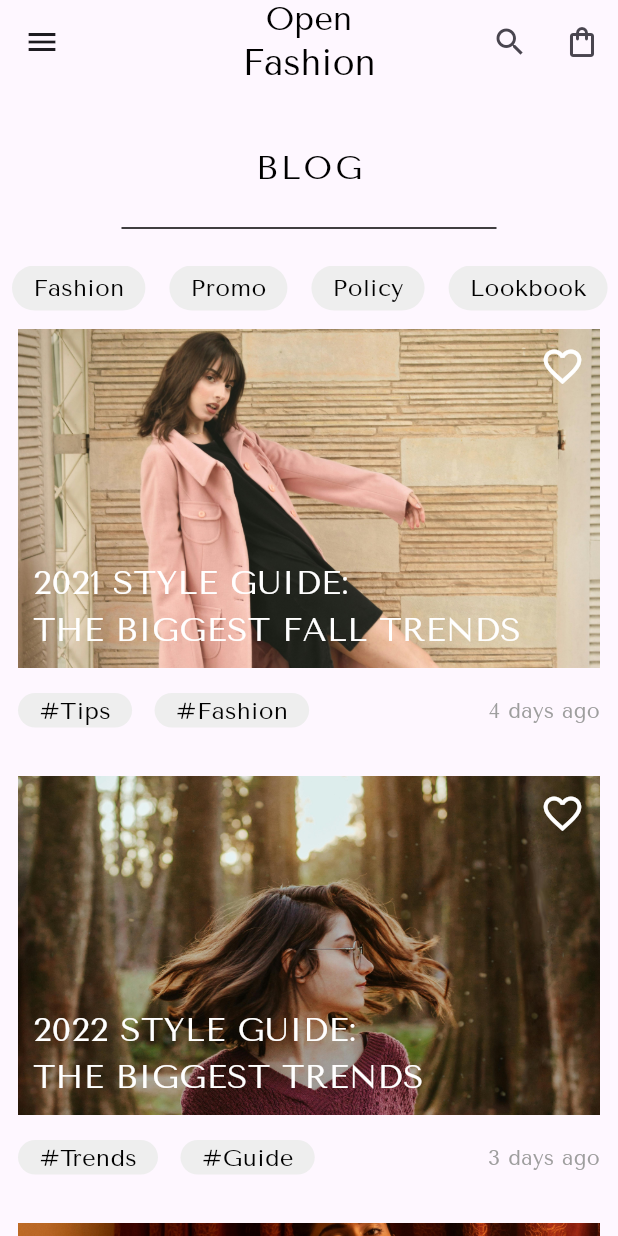
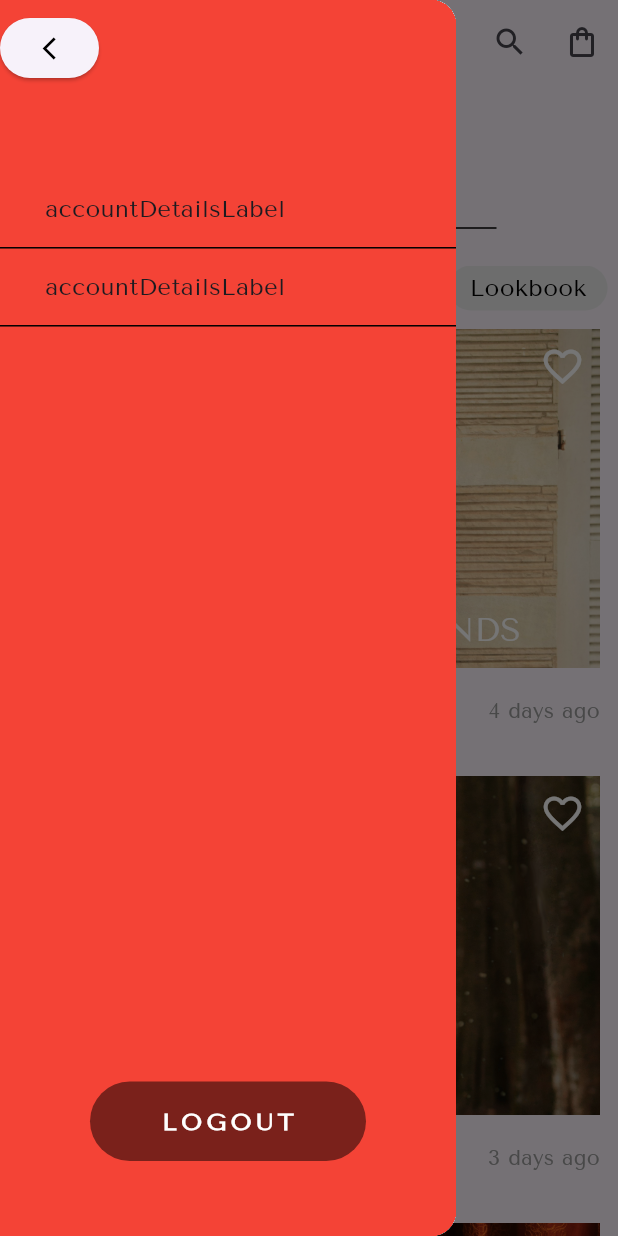
Before and after one commit to UmerMujtaba/Zara_Clothing_Brand_App, a Flutter app: the BlogList screen opened directly, with the side drawer open (before the commit the screen has no drawer), on a phone screen of 412 x 824 dp. Run offline on Flutter 3.47's test engine with Material 3 defaults, Android fonts, the phone set to English and light mode, and no system bars; our stand-ins replace smooth_page_indicator.

Commit message:
third commit

```diff
--- /dev/null
+++ b/lib/components/drawer.dart
@@ -0,0 +1,108 @@
+import 'package:flutter/material.dart';
+import 'package:zaraclothingbrand/components/button.dart';
+import 'package:zaraclothingbrand/screens/homepage.dart';
+
+class MyDrawer extends StatelessWidget {
+  const MyDrawer({Key? key}) : super(key: key);
+
+  @override
+  Widget build(BuildContext context) {
+
+    menuItem(String iconName, String title, VoidCallback onClick) {
+      return GestureDetector(
+        onTap: () {
+          onClick();
+        },
+        child: Container(
+          padding: const EdgeInsets.symmetric(vertical: 14),
+          decoration: BoxDecoration(
+            border: Border(
+              bottom: BorderSide(color: Colors.black),
+            ),
+          ),
+          child: Row(
+            mainAxisAlignment: MainAxisAlignment.spaceBetween,
+            children: [
+              Row(
+                children: [
+                  const SizedBox(width: 20),
+
+                  const SizedBox(width: 10),
+                  Text(
+                    title,
+                    style: TextStyle(
+                      fontWeight: FontWeight.w500,
+                      fontStyle: FontStyle.normal,
+                      fontSize: 16,
+                     fontFamily: 'TenorSans'
+                    ),
+                  ),
+                ],
+              ),
+              Row(
+                children: [
+
+                  const SizedBox(width: 15),
+                ],
+              ),
+            ],
+          ),
+        ),
+      );
+    }
+
+
+    return Drawer(
+      child: Container(
+        color: Colors.red,
+        constraints: BoxConstraints(minHeight: MediaQuery.of(context).size.height),
+        child: Column(
+          crossAxisAlignment: CrossAxisAlignment.start,
+          mainAxisAlignment: MainAxisAlignment.spaceBetween,
+          mainAxisSize: MainAxisSize.max,
+          children: [
+            Column(
+              crossAxisAlignment: CrossAxisAlignment.start,
+              children: [
+                Padding(
+                  padding:  const EdgeInsets.only(left: 0, top: 8),
+                  child: ElevatedButton(
+                    onPressed: () {
+                      Navigator.pop(context);
+                    },
+                    child: Icon(Icons.arrow_back_ios_sharp,color: Colors.black,),
+                  ),
+                ),
+                SizedBox(height: MediaQuery.of(context).size.height * 0.07),
+                menuItem('ic-account', 'accountDetailsLabel',() {
+                  // Navigator.push(
+                  //   context,
+                  //   MaterialPageRoute(
+                  //     builder: (context) => const ListenerProfile(),
+                  //   ),
+                  // );
+                }),
+                menuItem('ic-people', 'accountDetailsLabel', () {
+                  // Navigator.push(
+                  //   context,
+                  //   MaterialPageRoute(
+                  //     builder: (context) => const ListenerReaderList(),
+                  //   ),
+                  // );
+                }),
+              ],
+            ),
+            Padding(
+              padding: const EdgeInsets.only(bottom: 50),
+              child: MyButton(text: 'LOGOUT', onTap: (){ Navigator.push(
+                context,
+                MaterialPageRoute(builder: (context) =>  MyHomePage()),
+              );},),
+
+            ),
+          ],
+        ),
+      ),
+    );
+  }
+}
--- a/lib/screens/blog_list.dart
+++ b/lib/screens/blog_list.dart
@@ -1,11 +1,16 @@
 import 'package:flutter/material.dart';
 import 'package:zaraclothingbrand/components/blog_container.dart';
 
+import '../components/button.dart';
+import '../components/drawer.dart';
 import '../components/footer.dart';
 import '../components/hash_tags_container.dart';
 import '../components/line.dart';
 
 class BlogList extends StatelessWidget {
+
+  BlogList({Key? key}) : super(key: key);
+
   final List<String> hashtags = [
     'Fashion',
     'Promo',
@@ -14,8 +19,6 @@ class BlogList extends StatelessWidget {
     'Year2021',
     'New'
   ];
-
-  BlogList({Key? key}) : super(key: key);
 
   @override
   Widget build(BuildContext context) {
@@ -35,13 +38,14 @@ class BlogList extends StatelessWidget {
             ),
           ],
         ),
-        leading: IconButton(onPressed: () {}, icon: Icon(Icons.menu)),
+
         centerTitle: true,
         actions: [
           IconButton(onPressed: () {}, icon: Icon(Icons.search_outlined)),
           IconButton(onPressed: () {}, icon: Icon(Icons.shopping_bag_outlined)),
         ],
       ),
+      drawer: MyDrawer(),
       body: SingleChildScrollView(
         child: Column(
           crossAxisAlignment: CrossAxisAlignment.center,
@@ -84,22 +88,9 @@ class BlogList extends StatelessWidget {
             SizedBox(height: 5,),
             BlogContainerRow(date: '6 days ago', name2: '#Idea', name1: '#Style',),
 
-            Center(
-              child: Container(
-                decoration:BoxDecoration(
-                  border: Border.all(width: 1),
-                ),
-                child: Padding(
-                  padding: const EdgeInsets.all(8.0),
-                  child: Row(
-                    children: [Text('LOAD MORE'),
-                    SizedBox(width: 5),
-                      Icon(Icons.add,size: 15,color: Colors.black,)
-                    ]
-                  ),
-                )
-              ),
-            ),
+            SizedBox(height:30),
+
+            Mybutton2(text: 'LOAD MORE'),
 
             SizedBox(height:30),
             Footer(),
--- a/lib/screens/homepage.dart
+++ b/lib/screens/homepage.dart
@@ -1,6 +1,7 @@
 import 'package:flutter/material.dart';
 
 import '../components/button.dart';
+import '../components/drawer.dart';
 import 'new_arrival.dart';
 
 class MyHomePage extends StatelessWidget {
@@ -24,13 +25,14 @@ class MyHomePage extends StatelessWidget {
             ),),
           ],
         ),
-        leading: IconButton(onPressed: () {}, icon: Icon(Icons.menu)),
+        // leading: IconButton(onPressed: () {}, icon: Icon(Icons.menu)),
         centerTitle: true,
         actions: [
           IconButton(onPressed: () {}, icon: Icon(Icons.search_outlined)),
           IconButton(onPressed: () {}, icon: Icon(Icons.shopping_bag_outlined)),
         ],
       ),
+
       body: Stack(
         children: <Widget>[
           SizedBox(
```
Also changed, not shown: lib/components/button.dart (+36 -0 lines).
